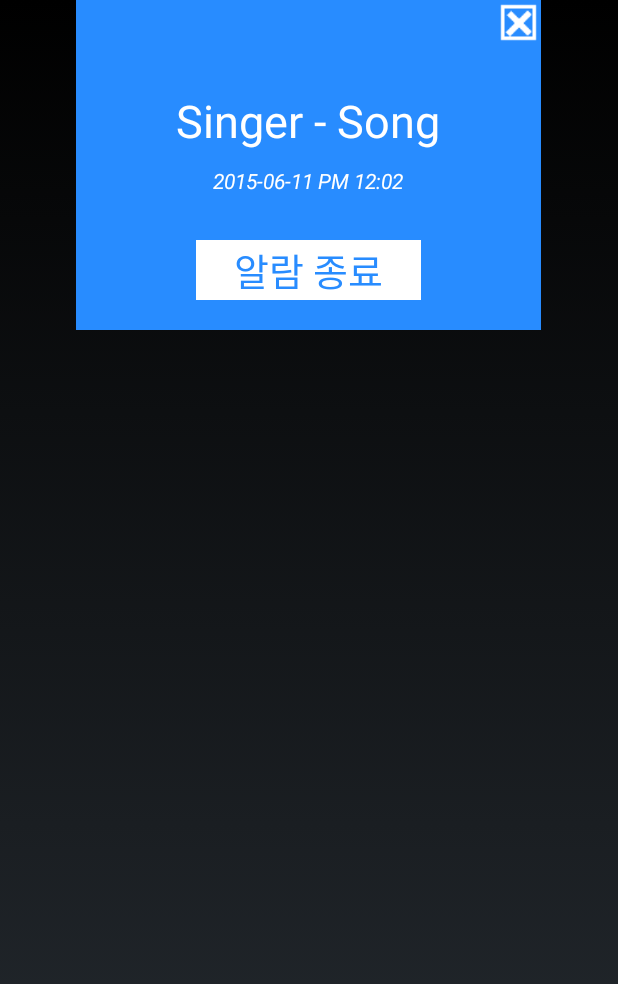
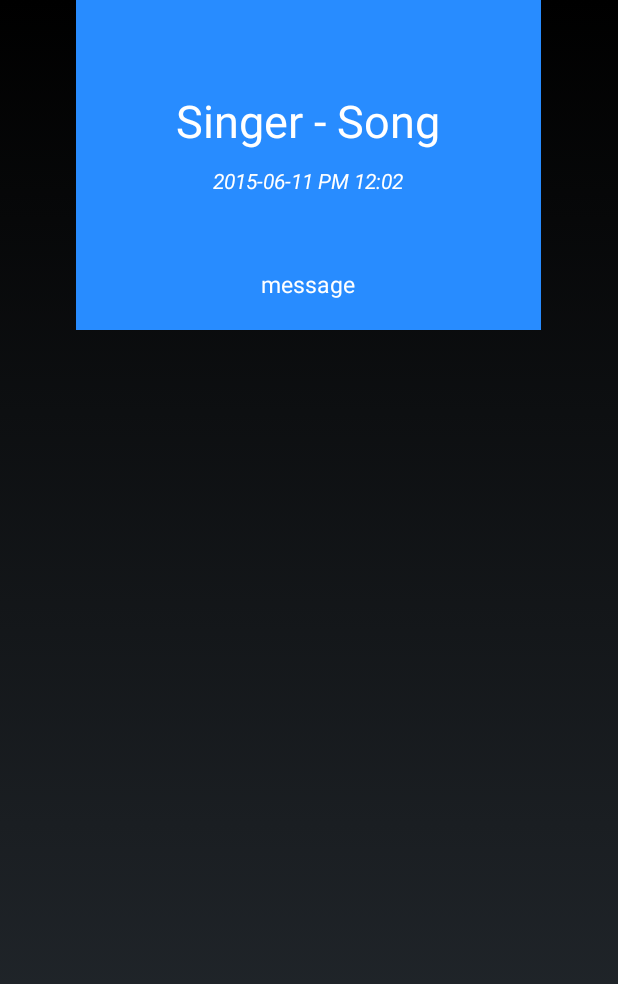
Before and after one commit to MobileCloudClass2015/MusikUp, an Android app: the layout activity_alarm_popup.xml on its own in the app's theme, with its tools: preview values and no code run, on a phone screen of 412 x 824 dp. Shown: the top 984 px of the screen. Run offline under Robolectric (Android 15) with nearby library versions, the phone set to English and light mode, and no system bars.

Commit message:
Test AlarmPopup

```diff
--- a/Client/Musikup/app/src/main/AndroidManifest.xml
+++ b/Client/Musikup/app/src/main/AndroidManifest.xml
@@ -36,9 +36,10 @@
             android:name=".AlarmActivity"
             android:label="@string/title_activity_alarm" >
         </activity>
+
         <activity
             android:name=".AlarmPopupActivity"
-            android:label="@string/title_activity_alarm_popup" >
+            android:theme="@android:style/Theme.Translucent">
         </activity>
     </application>
 
--- a/Client/Musikup/app/src/main/java/kr/ac/kookmin/cs/musikup/AlarmActivity.java
+++ b/Client/Musikup/app/src/main/java/kr/ac/kookmin/cs/musikup/AlarmActivity.java
@@ -36,7 +36,7 @@ public class AlarmActivity extends Activity {
         mAlarmMgr = (AlarmManager) getSystemService(ALARM_SERVICE);
         mTimeDisplay = (TextView) findViewById(R.id.timePick);
         setAlarmBtn = (Button) findViewById(R.id.setAlarmButton);
-
+        cancelAlarmBtn = (Button) findViewById(R.id.cancelAlarmButton);
         ButtonHandler();
 
     }
@@ -120,6 +120,7 @@ public class AlarmActivity extends Activity {
         Calendar calendar = Calendar.getInstance();
         calendar.set(Calendar.HOUR_OF_DAY, mHour);
         calendar.set(Calendar.MINUTE, mMinute);
+        calendar.set(Calendar.MILLISECOND, 0);
         PendingIntent pendingIntent = PendingIntent.getBroadcast(mContext, 0, mIntent, PendingIntent.FLAG_UPDATE_CURRENT);
         mAlarmMgr.setRepeating(AlarmManager.RTC_WAKEUP, calendar.getTimeInMillis(), AlarmManager.INTERVAL_DAY, pendingIntent);
     }
--- a/Client/Musikup/app/src/main/res/layout/activity_alarm_popup.xml
+++ b/Client/Musikup/app/src/main/res/layout/activity_alarm_popup.xml
@@ -36,9 +36,10 @@
             android:layout_height="30dp"
             android:layout_alignParentRight="true"
             android:background="@drawable/close_btn"
-             />
+            android:visibility="invisible" />
 
         <Button
+            android:id="@+id/exitBtn2"
             android:layout_width="150dp"
             android:layout_height="40dp"
             android:textSize="25dp"
@@ -48,6 +49,18 @@
             android:layout_alignParentBottom="true"
             android:layout_centerHorizontal="true"
             android:layout_marginBottom="20dp"
-            />
+            android:visibility="invisible"/>
+
+
+        <TextView
+            android:id="@+id/msg"
+            android:layout_width="wrap_content"
+            android:layout_height="wrap_content"
+            android:layout_alignParentBottom="true"
+            android:layout_marginBottom="20dp"
+            android:layout_centerHorizontal="true"
+            android:text="message"
+            android:textColor="#ffffff"
+            android:textSize="15dp" />
     </RelativeLayout>
 </RelativeLayout>
```
Also changed, not shown: Client/Musikup/app/src/main/java/kr/ac/kookmin/cs/musikup/AlarmPopupActivity.java (+17 -4 lines), Client/Musikup/app/src/main/java/kr/ac/kookmin/cs/musikup/AlarmReceiver.java (+4 -19 lines), Client/Musikup/app/src/main/java/kr/ac/kookmin/cs/musikup/PopupAlarmWidget.java (added, +107 -0 lines).
